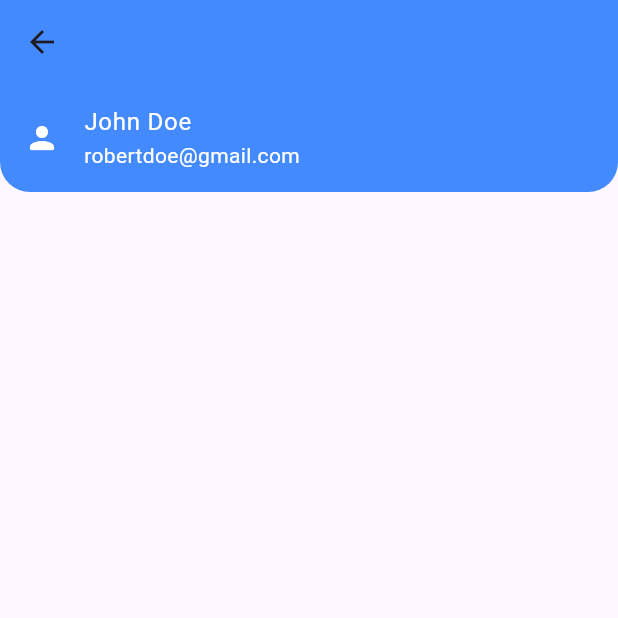
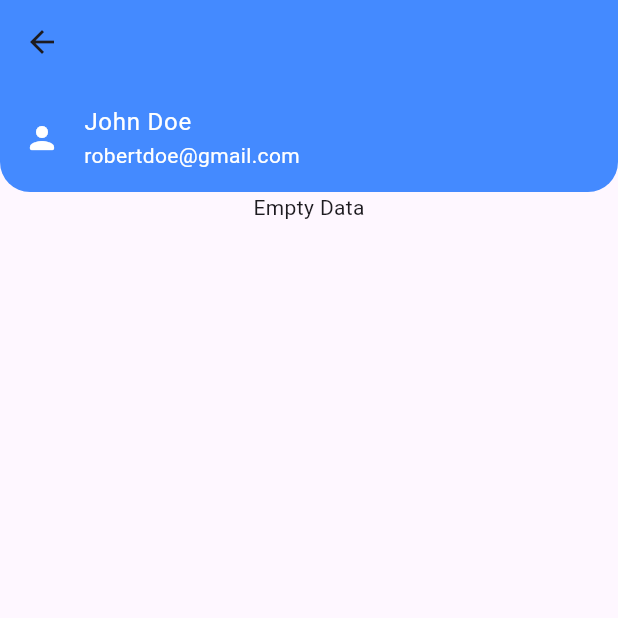
Before and after one commit to Anazdeveloper/MapBoxMt, a Flutter app: the HistoryScreen screen opened by its route, on a phone screen of 412 x 824 dp, the top half of it. Run offline on Flutter 3.47's test engine with Material 3 defaults, Android fonts, the light colour scheme and no system bars; our stand-ins replace dio, equatable, flutter_bloc, google_fonts, hive, hive_flutter; missing offline and left inert: mapbox_gl; accounts and stored records are empty.

Commit message:
UI fix and empty data handling done in history page

```diff
--- a/lib/screens/history/bloc/history_bloc.dart
+++ b/lib/screens/history/bloc/history_bloc.dart
@@ -10,7 +10,11 @@ class HistoryBloc extends Bloc<HistoryEvent, HistoryStates> {
       try {
         emit(InitialLoading());
         final datas = await HiveHelper().fetchDrivingDatas();
-        emit(DataFetched(datas: datas));
+        if(datas.isEmpty) {
+          emit(EmptyData(message: "Empty Data"));
+        } else {
+          emit(DataFetched(datas: datas));
+        }
       } catch(e) {
         if(e is ApiError) {
           emit(DataFetchingFailure(error: e));
--- a/lib/screens/history/bloc/history_states.dart
+++ b/lib/screens/history/bloc/history_states.dart
@@ -30,3 +30,12 @@ class DataFetchingFailure extends HistoryStates {
   @override
   List<Object?> get props => [error];
 }
+
+class EmptyData extends HistoryStates {
+  final String message;
+
+  EmptyData({required this.message});
+
+  @override
+  List<Object?> get props => [message];
+}
--- a/lib/screens/history/history_screen.dart
+++ b/lib/screens/history/history_screen.dart
@@ -57,6 +57,13 @@ class _HistoryScreenState extends State<HistoryScreen> {
                           }
                         },
                         builder: (context, state) {
+                          if(state is EmptyData) {
+                            Navigator.of(context).pop();
+                            return Center(
+                              child: Text(state.message),
+                            );
+                          }
+
                           if(state is DataFetched) {
                             Navigator.of(context).pop();
                             return Expanded(
@@ -81,6 +88,8 @@ class _HistoryScreenState extends State<HistoryScreen> {
                               )
                           );
                         },
+                    ),
+                  ],
                 ),
                 Positioned(
                     bottom: 0,
@@ -111,8 +120,6 @@ class _HistoryScreenState extends State<HistoryScreen> {
                     )
                 )
               ],
-                )
-              ],
             ),
           ),
         )
```
Lines whose indentation alone changed are shown as unchanged.
